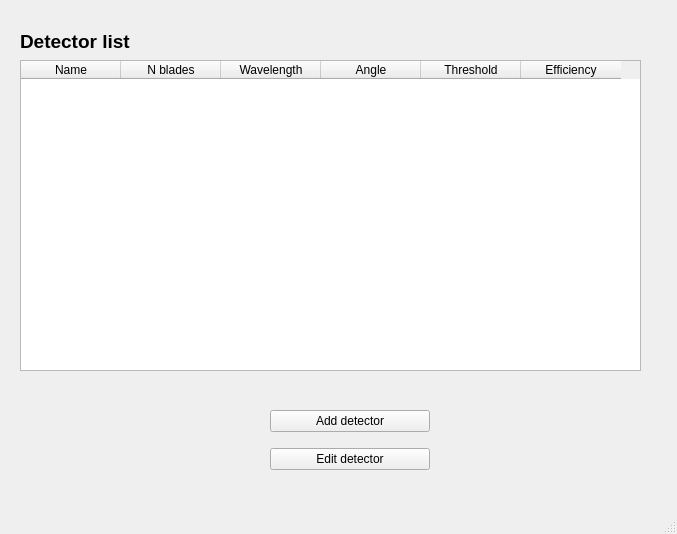
This is efficiencyCalculator/efficiencyMainwindow2.ui in ess-dg/dg_efficiencyCalculator as Qt 5 draws it before an edit. The edited form follows.
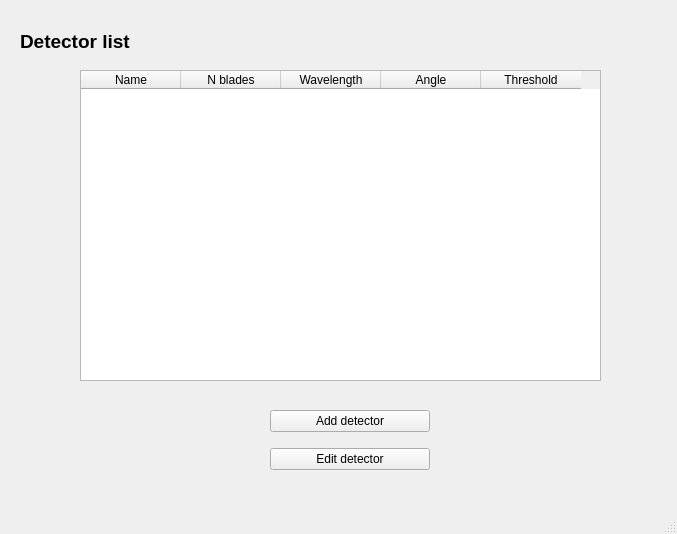
This is the edited form.

Commit message:
DGEF-19 Plot and calculations: samethickBlades_VS_Wave_depth: Added effVSthick andd effVS Wavelength plots to interface with some details. Added some visual tweaks.
branch : plottingInterface

Diff of the .ui file:
```diff
--- a/efficiencyCalculator/efficiencyMainwindow2.ui
+++ b/efficiencyCalculator/efficiencyMainwindow2.ui
@@ -38,9 +38,9 @@
        <widget class="QTableWidget" name="detectorTableWidget">
         <property name="geometry">
          <rect>
-          <x>20</x>
-          <y>60</y>
-          <width>621</width>
+          <x>80</x>
+          <y>70</y>
+          <width>521</width>
           <height>311</height>
          </rect>
         </property>
@@ -78,11 +78,6 @@
           <string>Threshold</string>
          </property>
         </column>
-        <column>
-         <property name="text">
-          <string>Efficiency</string>
-         </property>
-        </column>
        </widget>
        <widget class="QLabel" name="geometryTilteLabel">
         <property name="geometry">
```
The commit also changes 3 other files.
